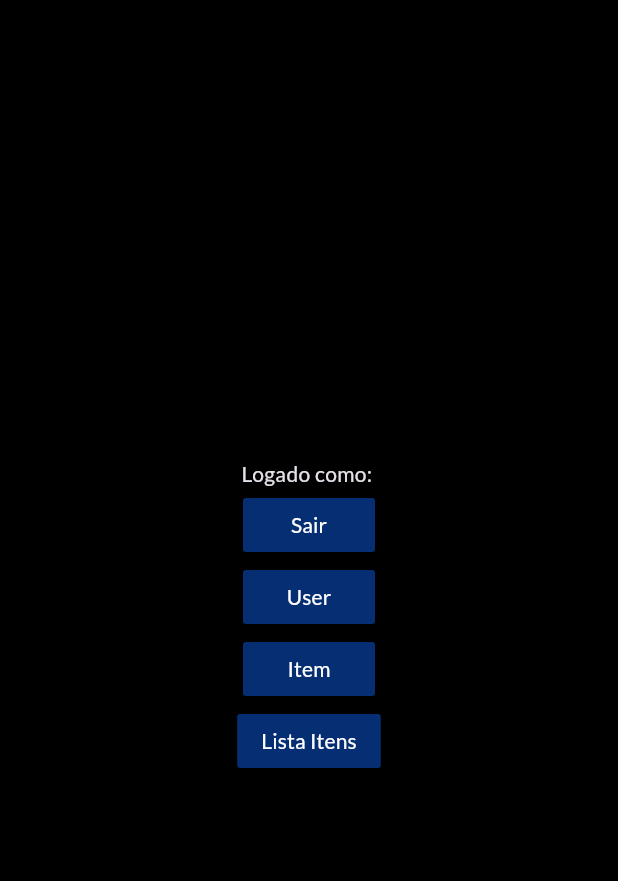
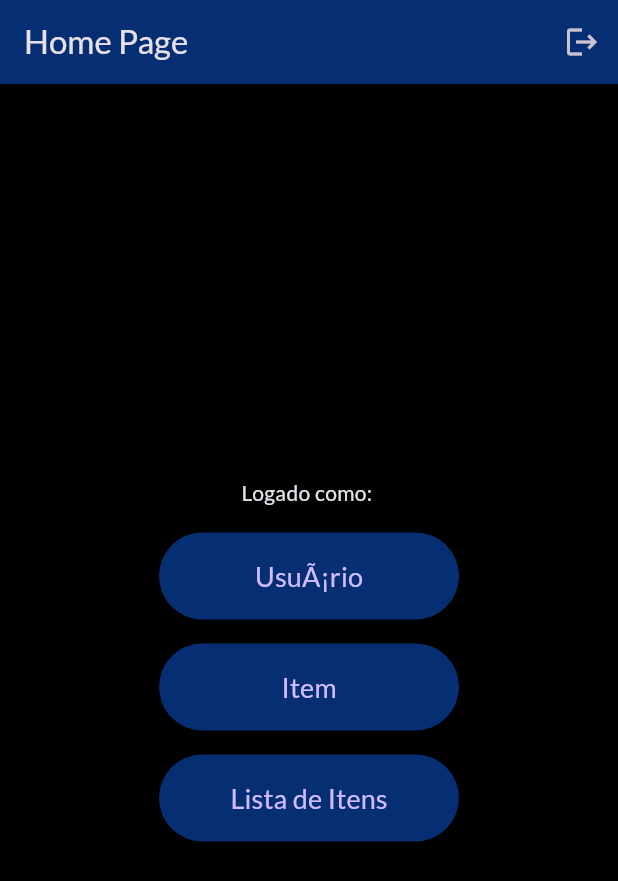
Before and after one commit to israeliarb/property_app, a Flutter app: the screen it shows once a user with an empty profile is signed in, on a phone screen of 412 x 824 dp. Shown: the top 881 px of the screen. Run offline on Flutter 3.47's test engine with Material 2 defaults, Android fonts, the phone set to English and light mode, and no system bars; our stand-ins replace cloud_firestore, firebase_auth, firebase_core, firebase_storage, google_fonts, qr_flutter; accounts and stored records are empty.

```diff
--- a/lib/screens/home_page.dart
+++ b/lib/screens/home_page.dart
@@ -7,10 +7,8 @@ import 'package:property_app/screens/item_list_page.dart';
 import 'package:property_app/screens/user_register_page.dart';
 import 'package:property_app/screens/item_list_page.dart' show ItemListPage;
 
-//User currentUser = FirebaseAuth.instance.currentUser!;
-
 class HomePage extends StatefulWidget {
-  const HomePage({super.key});
+  const HomePage({Key? key});
 
   @override
   State<HomePage> createState() => _HomePageState();
@@ -22,56 +20,87 @@ class _HomePageState extends State<HomePage> {
   @override
   Widget build(BuildContext context) {
     return Scaffold(
+      appBar: AppBar(
+        title: Text('Home Page'),
+        backgroundColor: CustomColor.customBlue,
+        actions: [
+          IconButton(
+            icon: Icon(Icons.logout),
+            onPressed: () {
+              FirebaseAuth.instance.signOut();
+              Navigator.push(
+                context,
+                MaterialPageRoute(builder: (context) {
+                  return const MainPage();
+                }),
+              );
+            },
+          ),
+        ],
+      ),
       body: Center(
         child: Column(
           mainAxisAlignment: MainAxisAlignment.center,
           children: [
             Text('Logado como: ${currentUser.email}'),
-          MaterialButton(
-            onPressed: () {
-              FirebaseAuth.instance.signOut();
-              Navigator.push(
-                context,
-                MaterialPageRoute(builder: (contex) {
-                  return const MainPage();
-                }),
-              );
-            },
-            color: CustomColor.customBlue,
-            child: const Text('Sair'),
-          ),
-          MaterialButton(
+            SizedBox(height: 16),
+            SizedBox(
+              width: 200,
+              child: ElevatedButton(
                 onPressed: () {
                   Navigator.push(
                     context,
-                MaterialPageRoute(builder: (context) => const UserRegisterPage()),
+                    MaterialPageRoute(
+                        builder: (context) => const UserRegisterPage()),
                   );
                 },
-            color: CustomColor.customBlue,
-            child: const Text('User'),
+                style: ElevatedButton.styleFrom(
+                  backgroundColor: CustomColor.customBlue,
+                  padding: EdgeInsets.symmetric(vertical: 16),
                 ),
-          MaterialButton(
+                child: const Text('UsuÃ¡rio', style: TextStyle(fontSize: 18)),
+              ),
+            ),
+            SizedBox(height: 16),
+            SizedBox(
+              width: 200,
+              child: ElevatedButton(
                 onPressed: () {
                   Navigator.push(
                     context,
-                MaterialPageRoute(builder: (context) => const ItemRegisterPage()),
+                    MaterialPageRoute(
+                        builder: (context) => const ItemRegisterPage()),
                   );
                 },
-            color: CustomColor.customBlue,
-            child: const Text('Item'),
+                style: ElevatedButton.styleFrom(
+                  backgroundColor: CustomColor.customBlue,
+                  padding: EdgeInsets.symmetric(vertical: 16),
                 ),
-          MaterialButton(
+                child: const Text('Item', style: TextStyle(fontSize: 18)),
+              ),
+            ),
+            SizedBox(height: 16),
+            SizedBox(
+              width: 200,
+              child: ElevatedButton(
                 onPressed: () {
                   Navigator.push(
                     context,
-                MaterialPageRoute(builder: (context) => const ItemListPage()),
+                    MaterialPageRoute(
+                        builder: (context) => const ItemListPage()),
                   );
                 },
-            color: CustomColor.customBlue,
-            child: const Text('Lista Itens'),
+                style: ElevatedButton.styleFrom(
+                  backgroundColor: CustomColor.customBlue,
+                  padding: EdgeInsets.symmetric(vertical: 16),
+                ),
+                child: const Text('Lista de Itens',
+                    style: TextStyle(fontSize: 18)),
+              ),
             ),
           ],
-      )),
+        ),
+      ),
     );
   }
 }
--- a/lib/screens/items_report.dart
+++ b/lib/screens/items_report.dart
@@ -36,7 +36,7 @@ class _ItemsReportState extends State<ItemsReport> {
                   final ItemModel? item = itens?[index];
                   return InkWell(
                     onTap: () {
-                      _showItemDetails(context, item!);
+                      _showItemDetails(context, item);
                     },
                     child: ListTile(
                       title: Text(item!.name),
```
Also changed, not shown: lib/screens/item_edit_page.dart (+22 -4 lines), lib/screens/item_register_page.dart (+13 -4 lines). Lines whose indentation alone changed are shown as unchanged.
